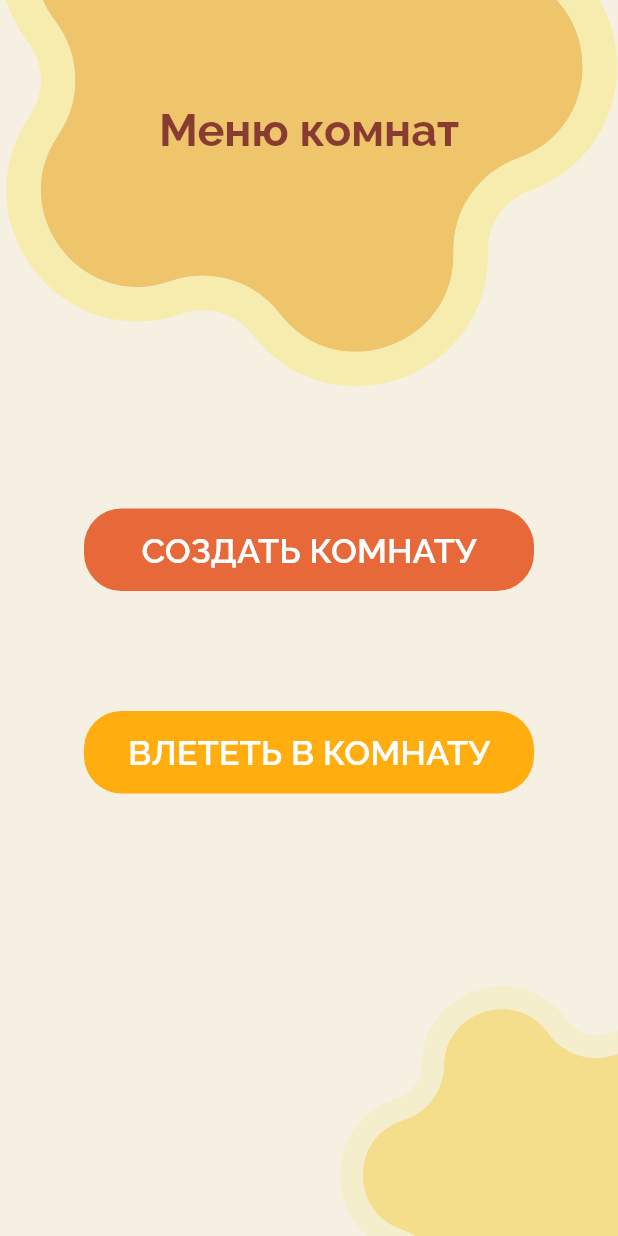
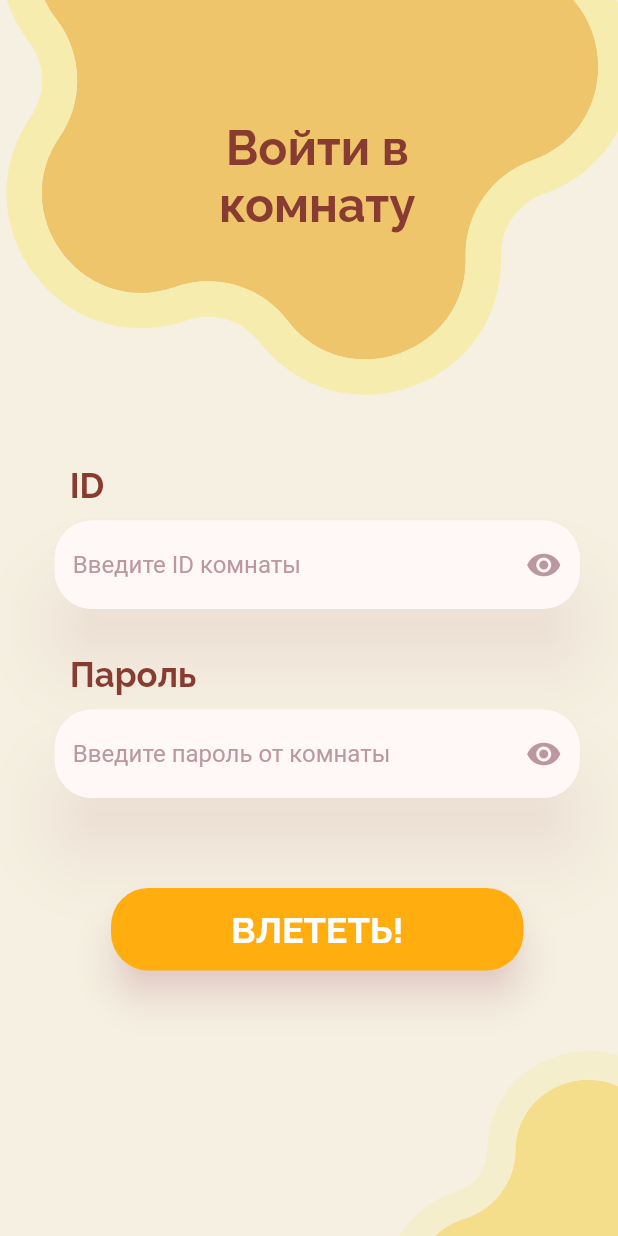
Before and after one commit to FREDY129053/SwipeFilm, a Flutter app: the MainMenu screen opened by its route, after a tap on "ВЛЕТЕТЬ В КОМНАТУ", on a phone screen of 412 x 824 dp. Run offline on Flutter 3.47's test engine with Material 2 defaults, Android fonts, the light colour scheme and no system bars; our stand-ins replace flutter_svg, flutter_svg_provider, google_fonts.

Commit message:
окно входа в комнату и небольшой фикс

```diff
--- /dev/null
+++ b/lib/features/enter_room_screen/enter_room.dart
@@ -0,0 +1,253 @@
+import 'package:flutter/material.dart';
+import 'package:flutter_svg/flutter_svg.dart';
+import 'package:google_fonts/google_fonts.dart';
+
+
+class EnterRoom extends StatefulWidget {
+  const EnterRoom({Key? key}) : super(key: key);
+
+  @override
+  _EnterRoomState createState() => _EnterRoomState();
+}
+
+class _EnterRoomState extends State<EnterRoom>
+{
+  @override
+  Widget build(BuildContext context) {
+    const mainTextColor = Color.fromRGBO(135, 59, 49, 1);
+    return Scaffold(
+      resizeToAvoidBottomInset: false,
+      backgroundColor: Color(0xFFF5F0E1),
+      body: Row(
+        mainAxisAlignment: MainAxisAlignment.center,
+        children: [
+          Column(
+            children: [
+              Stack(
+                alignment: AlignmentDirectional.topCenter,
+                children: [
+                  Transform.translate(
+                    offset: Offset(0, -220),
+                    child: Container(
+                      width: 423,
+                      child: SvgPicture.asset('assets/svg/mainmenu_star1.svg'),
+                    ),
+                  ),
+                  Container(
+                    padding: EdgeInsets.only(top: 80),
+                    child: Text('Войти в\nкомнату',
+                      textAlign: TextAlign.center,
+                      style: GoogleFonts.raleway(
+                        color:  mainTextColor,
+                        fontSize: 32,
+                        fontWeight: FontWeight.w700,
+                      ),
+                    ),
+                  ),
+                  Transform.translate(
+                    offset: Offset(200, 700),
+                    child: Container(
+                      child: SvgPicture.asset('assets/svg/mainmenu_star2.svg'),
+                    ),
+                  ),
+
+                  Container(
+                      width: 350,
+                      padding: EdgeInsets.only(top: 300),
+                      child: Column(
+                        children: [
+                          Container(
+                            padding: EdgeInsets.all(10),
+                            alignment: Alignment.centerLeft,
+                            child: Text('ID',
+                              textAlign: TextAlign.center,
+                              style: GoogleFonts.raleway
+                                (fontWeight: FontWeight.w700,
+                                  fontSize: 23,
+                                  color: mainTextColor,
+                                  ),
+                            ),
+                          ),
+                          Material(
+                            elevation: 20,
+                            shadowColor: Color.fromRGBO(184, 9, 72, 0.15),
+                            borderRadius: BorderRadius.circular(25),
+                            child: TextField(
+                              obscureText: true,
+                              obscuringCharacter: "*",
+                              style: const TextStyle(
+                                  color: Color.fromRGBO(186, 151, 161, 1)),
+                              decoration: InputDecoration(
+                                  suffixIcon: Icon(Icons.remove_red_eye),
+                                  suffixIconColor: Color.fromRGBO(186, 151, 161, 1),
+                                  fillColor: Color.fromRGBO(255, 248, 246, 1),
+                                  filled: true,
+                                  hintText: 'Введите ID комнаты',
+                                  hintStyle: const TextStyle(
+                                      color: Color.fromRGBO(186, 151, 161, 1)),
+                                  border: OutlineInputBorder(
+                                    borderRadius: BorderRadius.circular(25),
+                                    borderSide: BorderSide.none,
+                                  )
+                              ),
+                            ),
+                          ),
+
+                          const SizedBox(
+                            height: 20,
+                          ),
+                          Container(
+                            padding: EdgeInsets.all(10),
+                            alignment: Alignment.centerLeft,
+                            child: Text('Пароль',
+                              textAlign: TextAlign.center,
+                              style: GoogleFonts.raleway
+                                (fontWeight: FontWeight.w700,
+                                  fontSize: 23,
+                                  color: mainTextColor,
+                                  ),
+                            ),
+                          ),
+                          Material(
+                            elevation: 20,
+                            shadowColor: Color.fromRGBO(184, 9, 72, 0.15),
+                            borderRadius: BorderRadius.circular(25),
+                            child: TextField(
+                              obscureText: true,
+                              obscuringCharacter: "*",
+                              style: const TextStyle(
+                                  color: Color.fromRGBO(186, 151, 161, 1)),
+                              decoration: InputDecoration(
+                                  suffixIcon: Icon(Icons.remove_red_eye),
+                                  suffixIconColor: Color.fromRGBO(186, 151, 161, 1),
+                                  fillColor: Color.fromRGBO(255, 248, 246, 1),
+                                  filled: true,
+                                  hintText: 'Введите пароль от комнаты',
+                                  hintStyle: const TextStyle(
+                                      color: Color.fromRGBO(186, 151, 161, 1)),
+                                  border: OutlineInputBorder(
+                                    borderRadius: BorderRadius.circular(25),
+                                    borderSide: BorderSide.none,
+                                  )
+                              ),
+                            ),
+                          ),
+
+                          Container(
+                              margin: EdgeInsets.only(top: 60),
+                              child: ElevatedButton(
+                                style: ElevatedButton.styleFrom(
+                                  shadowColor: Color.fromRGBO(184, 9, 72, 0.25),
+                                  elevation: 10,
+                                  backgroundColor: Color.fromRGBO(255, 173, 15, 1),
+                                  minimumSize: Size(275, 55),
+                                  shape: RoundedRectangleBorder(
+                                    borderRadius: BorderRadius.circular(25),
+                                  ),
+                                ),
+                                onPressed: () {
+                                  Navigator.of(context).pushNamed('/main');
+                                },
+                                child: Text('ВЛЕТЕТЬ!',
+                                  style: GoogleFonts.raleway
+                                    (fontWeight: FontWeight.w700,
+                                      fontSize: 24,
+                                      color: Colors.white),
+                                ),
+                              )
+                          ),
+
+                        ],
+                      )
+                  ),
+                ],
+              ),
+
+
+              // Expanded(
+              //     child: Transform.translate(
+              //         offset: Offset(200, 50),
+              //       child: Container(
+              //         child: SvgPicture.asset('assets/svg/mainmenu_star2.svg'),
+              //       ),
+              //     ),
+              // ),
+              // Expanded(
+              //   child: Align(
+              //     alignment: Alignment.bottomRight,
+              //     child: FractionallySizedBox(
+              //       alignment: Alignment.bottomRight,
+              //       widthFactor: 0.3, // регулируйте это значение для смещения изображения вправо
+              //       heightFactor: 0.8,
+              //       child: OverflowBox(
+              //         maxWidth: double.infinity,
+              //         maxHeight: double.infinity,
+              //         child: Transform.scale(
+              //           scale: 0.8, // регулируйте это значение для уменьшения масштаба звезды
+              //           child: SvgPicture.asset('assets/svg/mainmenu_star2.svg'),
+              //         ),
+              //       ),
+              //     ),
+              //   ),
+              // )
+            ],
+          ),
+
+          //верхняя часть со звездой и текстом
+          // Transform.translate(
+          //   offset: Offset(0, -220), // для того, чтобы звезда находилась наверху и была обрезана рамками экрана
+          //   child: Stack(
+          //     alignment: Alignment.center,
+          //     children: [
+          //       //звезда
+          //       Container(
+          //         child: SvgPicture.asset('assets/svg/mainmenu_star1.svg'),
+          //       ),
+          //
+          //       //текст на звезде
+          //       Transform.translate(
+          //         offset: Offset(0, 70), // Adjust the value as necessary
+          //         child: Text(
+          //           "Войти в\nкомнату",
+          //           textAlign: TextAlign.center,
+          //           style: GoogleFonts.raleway(
+          //             color: Color(0xFF873B31),
+          //             fontSize: 32,
+          //             fontWeight: FontWeight.w700,
+          //           ),
+          //         ),
+          //       ),
+          //     ],
+          //   ),
+          // ),
+
+          //колонна из двух кнопок
+
+          // Container(
+          //   width: 350,
+          //   padding: EdgeInsets.only(top: 30),
+          //   child: Column(
+          //     children: [
+          //       Container(
+          //         padding: EdgeInsets.all(10),
+          //         alignment: Alignment.topLeft,
+          //         child: Text('ID',
+          //         textAlign: TextAlign.center,
+          //         style: GoogleFonts.raleway
+          //           (fontWeight: FontWeight.w700,
+          //             fontSize: 23,
+          //             color: Color(0xFF873B31),
+          //           ),
+          //         ),
+          //       ),
+          //     ],
+          //   ),
+          // ),
+
+          //декоративная звезда снизу
+
+        ],
+      ),
+    );
+  }
+}
--- /dev/null
+++ b/lib/features/enter_room_screen/return_view.dart
@@ -0,0 +1 @@
+export 'enter_room.dart';
--- a/lib/features/main_menu_screen/main_menu.dart
+++ b/lib/features/main_menu_screen/main_menu.dart
@@ -84,7 +84,9 @@ class _MainMenuState extends State<MainMenu>
                     height: 55,
                     width: 300, // Specify your desired width here
                     child: ElevatedButton(
-                      onPressed: () {},
+                      onPressed: () {
+                        Navigator.of(context).pushNamed('/enter_room');
+                      },
                       child: Text(
                         "ВЛЕТЕТЬ В КОМНАТУ",
                         style: GoogleFonts.raleway(
--- a/lib/features/sign_in_screen/sign_in_screen.dart
+++ b/lib/features/sign_in_screen/sign_in_screen.dart
@@ -52,7 +52,7 @@ class _SignInState extends State<SignIn>
 
                   Container(
                     margin: EdgeInsets.only(top: 5),
-                    child: Text('Войдите в свой аккаунт, чтобы пользоваться\n приложением',
+                    child: Text('Войдите в свой аккаунт, чтобы\nпользоваться приложением',
                       textAlign: TextAlign.center,
                       style: GoogleFonts.raleway
                         (fontWeight: FontWeight.w500,
@@ -64,7 +64,7 @@ class _SignInState extends State<SignIn>
 
                   Container(
                       width: 350,
-                      padding: EdgeInsets.only(top: 15),
+                      padding: EdgeInsets.only(top: 20),
                       child: Column(
                         children: [
                           Container(
@@ -137,7 +137,7 @@ class _SignInState extends State<SignIn>
                             ),
                           ),
                           Container(
-                              margin: EdgeInsets.only(top: 20),
+                              margin: EdgeInsets.only(top: 40),
                               child: ElevatedButton(
                                 style: ElevatedButton.styleFrom(
                                   shadowColor: Color.fromRGBO(184, 9, 72, 0.25),
@@ -163,7 +163,7 @@ class _SignInState extends State<SignIn>
                             mainAxisAlignment: MainAxisAlignment.center,
                             children: [
                               Padding(
-                                padding: EdgeInsets.only(top: 185),
+                                padding: EdgeInsets.only(top: 10),
                                 child: Text('Нет аккаунта?',
                                   textAlign: TextAlign.center,
                                   style: GoogleFonts.raleway
@@ -173,7 +173,7 @@ class _SignInState extends State<SignIn>
                                 ),
                               ),
                               Padding(
-                                padding: EdgeInsets.only(top: 185),
+                                padding: EdgeInsets.only(top: 10),
                                 child: TextButton(
                                   style: TextButton.styleFrom(
                                       foregroundColor: Color.fromRGBO(231, 104, 56, 1)
--- a/lib/routes/route.dart
+++ b/lib/routes/route.dart
@@ -1,4 +1,5 @@
 import "package:swipe_film/features/create_room_screen/create_room.dart";
+import "package:swipe_film/features/enter_room_screen/enter_room.dart";
 import "package:swipe_film/features/first_screen/first_screen.dart";
 import "package:swipe_film/features/main_menu_screen/main_menu.dart";
 import "package:swipe_film/features/sign_in_screen/sign_in_screen.dart";
@@ -11,4 +12,5 @@ final routes = {
   '/sign_up': (context) => const SignUp(),
   '/main': (context) => const MainMenu(),
   '/create_room': (context) => const CreateRoom(),
+  '/enter_room': (context) => const EnterRoom(),
 };
```
